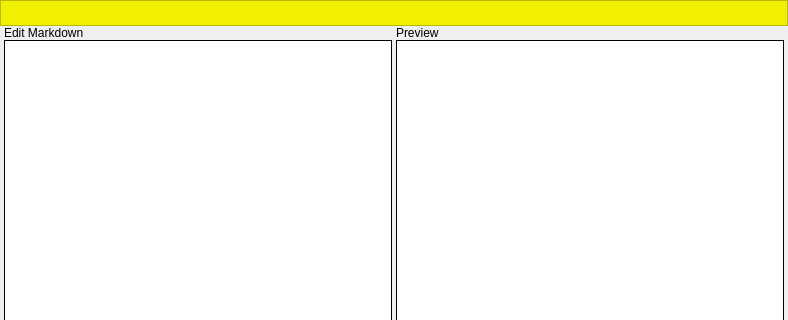
Old version of the form GUI/note.ui in the repository goldentoaste/honey-pot; both pictures show x 0 to 788 and y 0 to 320 of the 788 by 462 pixel window.
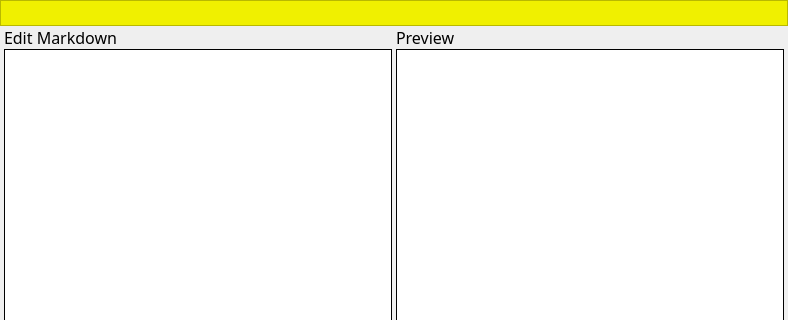
New version of the form. Custom widgets are drawn as their Qt base class.

Commit message: custom window scaling implemented for reals

Diff of the .ui file:
```diff
--- a/GUI/note.ui
+++ b/GUI/note.ui
@@ -252,6 +252,12 @@
        </property>
        <item>
         <widget class="QLabel" name="editLabel">
+         <property name="font">
+          <font>
+           <family>Cascadia Mono</family>
+           <pointsize>12</pointsize>
+          </font>
+         </property>
          <property name="text">
           <string>Edit Markdown</string>
          </property>
@@ -285,6 +291,12 @@
        </property>
        <item>
         <widget class="QLabel" name="previewLabel">
+         <property name="font">
+          <font>
+           <family>Cascadia Mono</family>
+           <pointsize>12</pointsize>
+          </font>
+         </property>
          <property name="text">
           <string>Preview</string>
          </property>
```
The commit also changes 2 other files.
